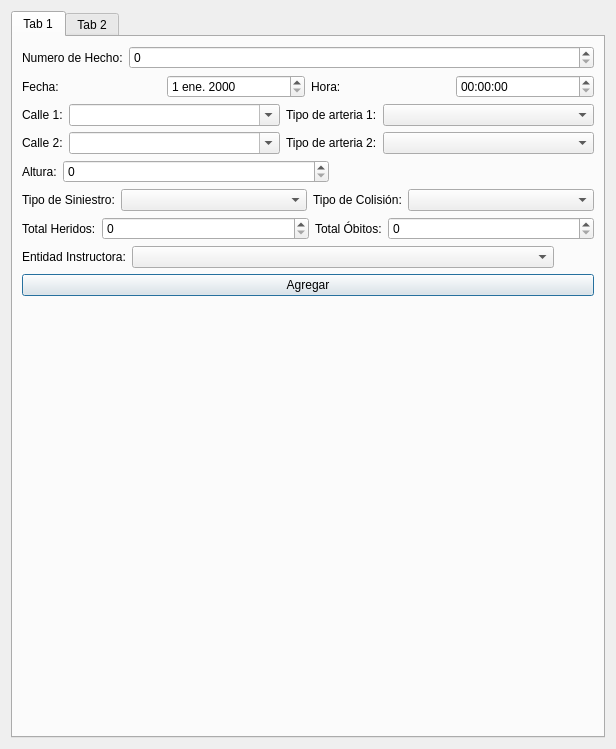
Old version of the form designer/gui_feu.ui in the repository IvanBodnar/feu.
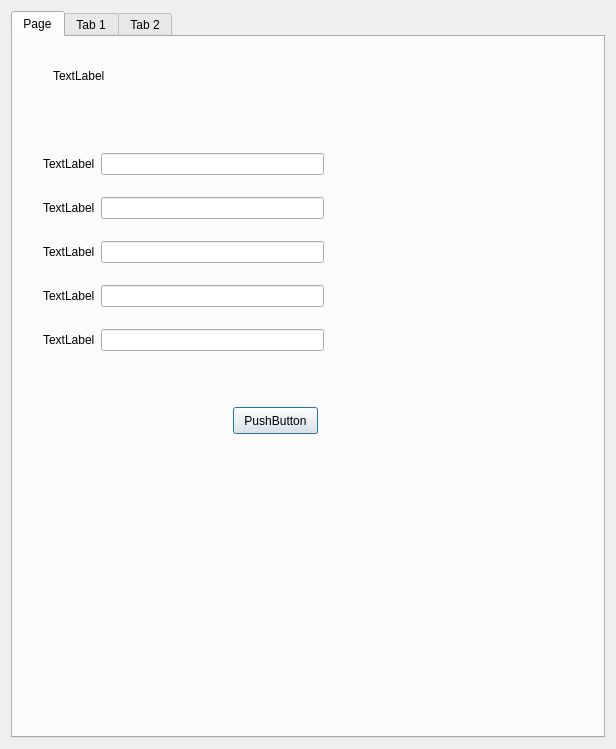
New version of the form.

The edit to the form file:
```diff
--- a/designer/gui_feu.ui
+++ b/designer/gui_feu.ui
@@ -19,6 +19,99 @@
      <property name="currentIndex">
       <number>0</number>
      </property>
+     <widget class="QWidget" name="tab_3">
+      <attribute name="title">
+       <string>Page</string>
+      </attribute>
+      <widget class="QLabel" name="label_14">
+       <property name="geometry">
+        <rect>
+         <x>40</x>
+         <y>30</y>
+         <width>56</width>
+         <height>17</height>
+        </rect>
+       </property>
+       <property name="text">
+        <string>TextLabel</string>
+       </property>
+      </widget>
+      <widget class="QPushButton" name="connectDatabase_pushButton">
+       <property name="geometry">
+        <rect>
+         <x>220</x>
+         <y>370</y>
+         <width>85</width>
+         <height>27</height>
+        </rect>
+       </property>
+       <property name="text">
+        <string>PushButton</string>
+       </property>
+      </widget>
+      <widget class="QWidget" name="">
+       <property name="geometry">
+        <rect>
+         <x>30</x>
+         <y>100</y>
+         <width>281</width>
+         <height>231</height>
+        </rect>
+       </property>
+       <layout class="QGridLayout" name="gridLayout_2">
+        <item row="0" column="0">
+         <widget class="QLabel" name="label_15">
+          <property name="text">
+           <string>TextLabel</string>
+          </property>
+         </widget>
+        </item>
+        <item row="0" column="1">
+         <widget class="QLineEdit" name="user_lineEdit"/>
+        </item>
+        <item row="1" column="0">
+         <widget class="QLabel" name="label_16">
+          <property name="text">
+           <string>TextLabel</string>
+          </property>
+         </widget>
+        </item>
+        <item row="1" column="1">
+         <widget class="QLineEdit" name="password_lineEdit"/>
+        </item>
+        <item row="2" column="0">
+         <widget class="QLabel" name="label_17">
+          <property name="text">
+           <string>TextLabel</string>
+          </property>
+         </widget>
+        </item>
+        <item row="2" column="1">
+         <widget class="QLineEdit" name="host_lineEdit"/>
+        </item>
+        <item row="3" column="0">
+         <widget class="QLabel" name="label_18">
+          <property name="text">
+           <string>TextLabel</string>
+          </property>
+         </widget>
+        </item>
+        <item row="3" column="1">
+         <widget class="QLineEdit" name="port_lineEdit"/>
+        </item>
+        <item row="4" column="0">
+         <widget class="QLabel" name="label_19">
+          <property name="text">
+           <string>TextLabel</string>
+          </property>
+         </widget>
+        </item>
+        <item row="4" column="1">
+         <widget class="QLineEdit" name="database_lineEdit"/>
+        </item>
+       </layout>
+      </widget>
+     </widget>
      <widget class="QWidget" name="tab">
       <attribute name="title">
        <string>Tab 1</string>
```
